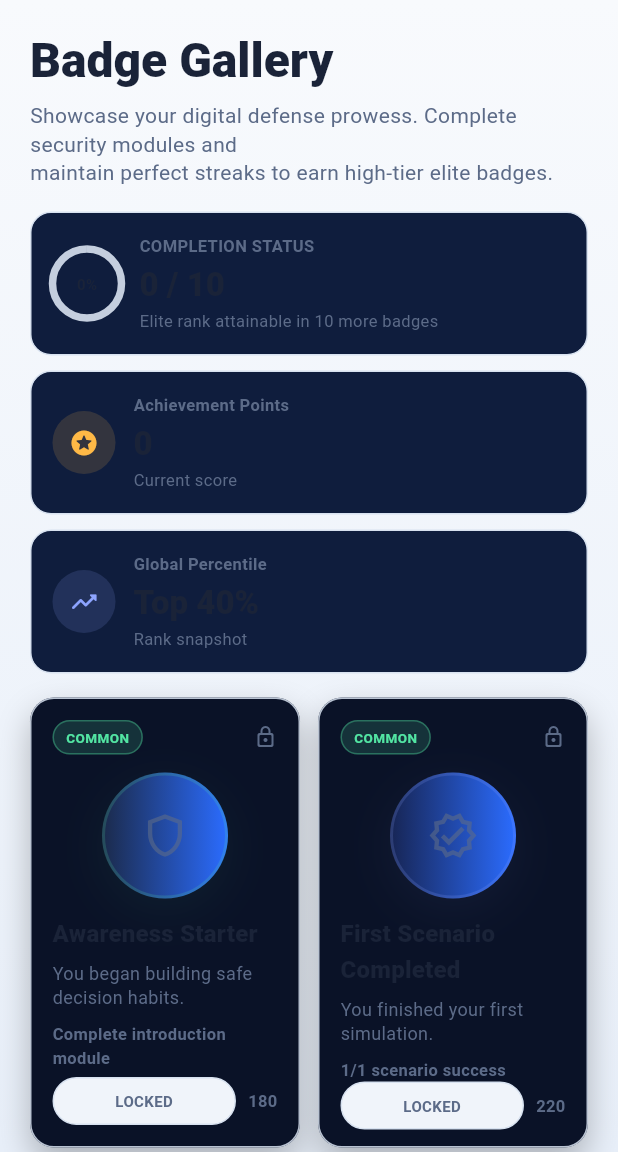
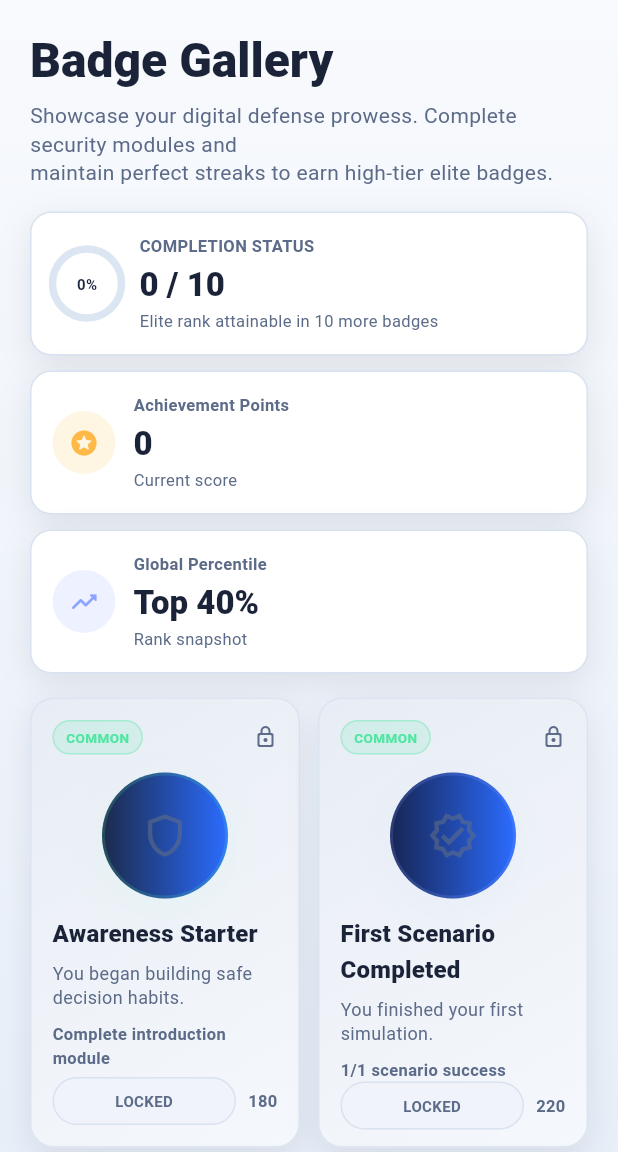
Before and after one commit to ZahraZahraaaaaaaaaaaaaaaaaaaaaaaaaaaaaa/Fyp-Frontend, a Flutter app: the BadgesScreen screen opened by its route, after a tap on the "wb sunny" icon, on a phone screen of 412 x 824 dp, the part 84-1236 px from its top. Run offline on Flutter 3.47's test engine with Material 3 defaults, Android fonts, the phone set to English and light mode, and no system bars; our stand-ins replace go_router, shared_preferences; missing offline and left inert: dart:html; accounts and stored records are empty; network calls fail.

Commit message:
fix(theme): make badge gallery, profile, and cards follow light/dark mode
Replace hardcoded dark panel colors with AppColors surfaces, fix text contrast via full text theme apply, and rebuild shell on theme toggle.

Co-authored-by: Cursor <cursoragent@cursor.com>

```diff
--- a/lib/screens/badges_screen.dart
+++ b/lib/screens/badges_screen.dart
@@ -3,6 +3,7 @@ import 'package:provider/provider.dart';
 
 import '../badges/badge_catalog.dart';
 import '../providers/auth_provider.dart';
+import '../providers/theme_provider.dart';
 import '../theme/app_colors.dart';
 import '../widgets/badge_gallery_card.dart';
 import '../widgets/badge_summary_card.dart';
@@ -13,6 +14,7 @@ class BadgesScreen extends StatelessWidget {
 
   @override
   Widget build(BuildContext context) {
+    context.watch<ThemeProvider>();
     final auth = context.watch<AuthProvider>();
     final earned = (auth.user?.earnedBadges ?? const <String>[]).toSet();
     final totalBadges = BadgeCatalog.all.length;
--- a/lib/screens/login_screen.dart
+++ b/lib/screens/login_screen.dart
@@ -251,7 +251,7 @@ class _LoginCard extends StatelessWidget {
         color: AppColors.surface,
         borderRadius: BorderRadius.circular(18),
         border: Border.all(color: AppColors.border),
-        boxShadow: DesignTokens.shadowCard(Colors.black),
+        boxShadow: AppColors.cardShadow,
       ),
       child: AutofillGroup(
         child: Form(
--- a/lib/screens/scenario_list_screen.dart
+++ b/lib/screens/scenario_list_screen.dart
@@ -434,7 +434,7 @@ class _ScenarioGridCardState extends State<_ScenarioGridCard> {
           color: AppColors.surface,
           borderRadius: BorderRadius.circular(16),
           border: Border.all(color: _hover ? AppColors.primary.withValues(alpha: 0.5) : AppColors.border),
-          boxShadow: _hover ? DesignTokens.shadowCardHover(AppColors.primary) : DesignTokens.shadowCard(Colors.black),
+          boxShadow: _hover ? DesignTokens.shadowCardHover(AppColors.primary) : AppColors.cardShadow,
         ),
         child: Column(
           crossAxisAlignment: CrossAxisAlignment.start,
--- a/lib/theme/app_colors.dart
+++ b/lib/theme/app_colors.dart
@@ -1,5 +1,6 @@
 import 'package:flutter/material.dart';
 
+import 'design_tokens.dart';
 import 'theme_palette.dart';
 
 /// Brand accents (shared across themes) + semantic colors from [palette].
@@ -30,6 +31,19 @@ class AppColors {
   static Color get lockedCardStart => _palette.lockedCardStart;
   static Color get lockedCardEnd => _palette.lockedCardEnd;
 
+  /// Card / panel background for badge gallery tiles.
+  static Color get badgeCardUnlocked => _palette.surface;
+
+  static Color get badgeCardLocked => _palette.surface2;
+
+  /// Icon on colorful badge medallion (readable on gradients in both themes).
+  static Color get badgeMedalIcon => isDark ? const Color(0xFF081020) : Colors.white;
+
+  static List<BoxShadow> get cardShadow => DesignTokens.shadowCard(
+        cardShadowBase,
+        alpha: isDark ? 0.35 : 0.1,
+      );
+
   static const Color primary = Color(0xFF1A73E8);
   static const Color primaryDark = Color(0xFF1557B0);
   static const Color secondary = Color(0xFF3B82F6);
--- a/lib/theme/app_theme.dart
+++ b/lib/theme/app_theme.dart
@@ -23,12 +23,13 @@ ThemeData buildAppTheme({required bool isDark}) {
     scaffoldBackgroundColor: AppColors.bg,
     cardColor: AppColors.surface,
     dividerColor: AppColors.border,
-    textTheme: base.textTheme.copyWith(
-      bodyMedium: base.textTheme.bodyMedium?.copyWith(color: AppColors.text),
-      bodyLarge: base.textTheme.bodyLarge?.copyWith(color: AppColors.text),
-      labelLarge: base.textTheme.labelLarge?.copyWith(color: AppColors.textMuted),
-      titleLarge: base.textTheme.titleLarge?.copyWith(color: AppColors.text),
-      titleMedium: base.textTheme.titleMedium?.copyWith(color: AppColors.text),
+    textTheme: base.textTheme.apply(
+      bodyColor: AppColors.text,
+      displayColor: AppColors.text,
+    ),
+    primaryTextTheme: base.primaryTextTheme.apply(
+      bodyColor: AppColors.text,
+      displayColor: AppColors.text,
     ),
     appBarTheme: AppBarTheme(
       backgroundColor: AppColors.bg,
--- a/lib/widgets/badge_gallery_card.dart
+++ b/lib/widgets/badge_gallery_card.dart
@@ -33,17 +33,27 @@ class _BadgeGalleryCardState extends State<BadgeGalleryCard> {
         transform: Matrix4.identity()..translate(0.0, _hovered ? -3 : 0),
         padding: const EdgeInsets.all(14),
         decoration: BoxDecoration(
-          color: unlocked ? const Color(0xFF111E3F) : const Color(0xFF0A1227),
+          gradient: unlocked
+              ? null
+              : LinearGradient(
+                  begin: Alignment.topLeft,
+                  end: Alignment.bottomRight,
+                  colors: [AppColors.lockedCardStart, AppColors.lockedCardEnd],
+                ),
+          color: unlocked ? AppColors.badgeCardUnlocked : null,
           borderRadius: BorderRadius.circular(16),
           border: Border.all(
             color: unlocked ? b.accentColor.withValues(alpha: 0.35) : AppColors.border.withValues(alpha: 0.85),
           ),
           boxShadow: [
-            BoxShadow(
-              color: unlocked ? b.accentColor.withValues(alpha: _hovered ? 0.25 : 0.16) : Colors.black.withValues(alpha: 0.25),
-              blurRadius: _hovered ? 28 : 18,
-              offset: const Offset(0, 10),
-            ),
+            if (unlocked)
+              BoxShadow(
+                color: b.accentColor.withValues(alpha: _hovered ? 0.25 : 0.16),
+                blurRadius: _hovered ? 28 : 18,
+                offset: const Offset(0, 10),
+              )
+            else
+              ...AppColors.cardShadow,
           ],
         ),
         child: Column(
@@ -80,7 +90,7 @@ class _BadgeGalleryCardState extends State<BadgeGalleryCard> {
                 child: Icon(
                   b.icon,
                   size: 34,
-                  color: unlocked ? const Color(0xFF081020) : AppColors.textMuted.withValues(alpha: 0.6),
+                  color: unlocked ? AppColors.badgeMedalIcon : AppColors.textMuted.withValues(alpha: 0.6),
                 ),
               ),
             ),
@@ -89,7 +99,10 @@ class _BadgeGalleryCardState extends State<BadgeGalleryCard> {
               b.name,
               maxLines: 2,
               overflow: TextOverflow.ellipsis,
-              style: Theme.of(context).textTheme.titleMedium?.copyWith(fontWeight: FontWeight.w800),
+              style: Theme.of(context).textTheme.titleMedium?.copyWith(
+                    fontWeight: FontWeight.w800,
+                    color: AppColors.text,
+                  ),
             ),
             const SizedBox(height: 6),
             Text(
--- a/lib/widgets/badge_gallery_sidebar.dart
+++ b/lib/widgets/badge_gallery_sidebar.dart
@@ -27,9 +27,9 @@ class BadgeGallerySidebar extends StatelessWidget {
       child: Column(
         crossAxisAlignment: CrossAxisAlignment.start,
         children: [
-          const Text(
+          Text(
             'The Kinetic Archive',
-            style: TextStyle(fontSize: 22, fontWeight: FontWeight.w800, color: Color(0xFF9CB6FF)),
+            style: TextStyle(fontSize: 22, fontWeight: FontWeight.w800, color: AppColors.primary),
           ),
           const SizedBox(height: 14),
           const Text('The Archive', style: TextStyle(fontSize: 18, fontWeight: FontWeight.w700)),
@@ -44,7 +44,7 @@ class BadgeGallerySidebar extends StatelessWidget {
           Container(
             padding: const EdgeInsets.all(12),
             decoration: BoxDecoration(
-              color: const Color(0xFF0D1E3B),
+              color: AppColors.surface2,
               borderRadius: BorderRadius.circular(12),
               border: Border.all(color: AppColors.primary.withValues(alpha: 0.35)),
             ),
--- a/lib/widgets/badge_summary_card.dart
+++ b/lib/widgets/badge_summary_card.dart
@@ -22,12 +22,15 @@ class BadgeSummaryCard extends StatelessWidget {
 
   @override
   Widget build(BuildContext context) {
-    return Container(
+    return AnimatedContainer(
+      duration: const Duration(milliseconds: 400),
+      curve: Curves.easeInOut,
       padding: const EdgeInsets.all(14),
       decoration: BoxDecoration(
-        color: const Color(0xFF0F1D3D),
+        color: AppColors.surface,
         borderRadius: BorderRadius.circular(14),
         border: Border.all(color: AppColors.border),
+        boxShadow: AppColors.cardShadow,
       ),
       child: Row(
         children: [
@@ -50,7 +53,13 @@ class BadgeSummaryCard extends StatelessWidget {
               children: [
                 Text(title, style: TextStyle(fontSize: 11, color: AppColors.textMuted, fontWeight: FontWeight.w700)),
                 const SizedBox(height: 4),
-                Text(value, style: Theme.of(context).textTheme.titleLarge?.copyWith(fontWeight: FontWeight.w800)),
+                Text(
+                  value,
+                  style: Theme.of(context).textTheme.titleLarge?.copyWith(
+                        fontWeight: FontWeight.w800,
+                        color: AppColors.text,
+                      ),
+                ),
                 const SizedBox(height: 2),
                 Text(subtitle, style: TextStyle(fontSize: 11, color: AppColors.textMuted)),
               ],
@@ -89,7 +98,7 @@ class _ProgressRing extends StatelessWidget {
           Center(
             child: Text(
               '${(progress * 100).round()}%',
-              style: TextStyle(fontSize: 10, fontWeight: FontWeight.w700),
+              style: TextStyle(fontSize: 10, fontWeight: FontWeight.w700, color: AppColors.text),
             ),
           ),
         ],
--- a/lib/widgets/figma_shell_card.dart
+++ b/lib/widgets/figma_shell_card.dart
@@ -20,12 +20,14 @@ class FigmaShellCard extends StatelessWidget {
 
   @override
   Widget build(BuildContext context) {
-    final card = Container(
+    final card = AnimatedContainer(
+      duration: const Duration(milliseconds: 400),
+      curve: Curves.easeInOut,
       decoration: BoxDecoration(
         color: AppColors.surface,
         borderRadius: BorderRadius.circular(DesignTokens.radiusMd),
         border: Border.all(color: AppColors.border),
-        boxShadow: DesignTokens.shadowCard(Colors.black),
+        boxShadow: AppColors.cardShadow,
       ),
       child: Padding(padding: padding, child: child),
     );
--- a/lib/widgets/figma_stat_tile.dart
+++ b/lib/widgets/figma_stat_tile.dart
@@ -27,7 +27,7 @@ class FigmaStatTile extends StatelessWidget {
         color: AppColors.surface,
         borderRadius: BorderRadius.circular(DesignTokens.radiusMd),
         border: Border.all(color: AppColors.border),
-        boxShadow: DesignTokens.shadowCard(Colors.black),
+        boxShadow: AppColors.cardShadow,
       ),
       padding: const EdgeInsets.all(18),
       child: Row(
--- a/lib/widgets/main_scaffold.dart
+++ b/lib/widgets/main_scaffold.dart
@@ -3,6 +3,7 @@ import 'package:go_router/go_router.dart';
 import 'package:provider/provider.dart';
 
 import '../providers/auth_provider.dart';
+import '../providers/theme_provider.dart';
 import '../theme/app_colors.dart';
 import '../theme/design_tokens.dart';
 import 'notification_bell.dart';
@@ -21,6 +22,10 @@ class MainScaffold extends StatelessWidget {
   final Widget child;
   final List<Widget>? actions;
 
+  static void _ensureThemeRebuild(BuildContext context) {
+    context.watch<ThemeProvider>();
+  }
+
   bool _active(BuildContext context, String route) {
     final loc = GoRouterState.of(context).matchedLocation;
     if (route == '/home') return loc == '/home';
@@ -31,6 +36,7 @@ class MainScaffold extends StatelessWidget {
 
   @override
   Widget build(BuildContext context) {
+    _ensureThemeRebuild(context);
     final auth = context.watch<AuthProvider>();
     final u = auth.user;
     final desktop = MediaQuery.sizeOf(context).width >= 1180;
@@ -183,6 +189,7 @@ class _DesktopTopBar extends StatelessWidget {
 
   @override
   Widget build(BuildContext context) {
+    MainScaffold._ensureThemeRebuild(context);
     final auth = context.watch<AuthProvider>();
     final u = auth.user;
     final initial = (u?.fullName ?? 'U').isNotEmpty ? u!.fullName[0].toUpperCase() : 'U';
@@ -228,6 +235,7 @@ class _DesktopSidebar extends StatelessWidget {
 
   @override
   Widget build(BuildContext context) {
+    MainScaffold._ensureThemeRebuild(context);
     final auth = context.watch<AuthProvider>();
     final u = auth.user;
     final initial = (u?.fullName ?? 'U').isNotEmpty ? u!.fullName[0].toUpperCase() : 'U';
```
Also changed, not shown: lib/screens/analytics_screen.dart (+7 -4 lines), lib/screens/dashboard_screen.dart (+16 -7 lines), lib/screens/profile_screen.dart (+32 -9 lines), lib/screens/simulation_screen.dart (+10 -10 lines).
